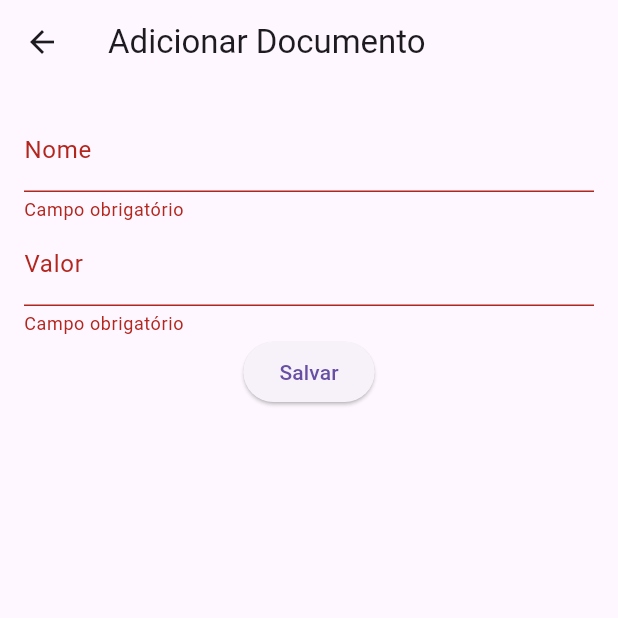
After one commit to murilo56/salarioapp, a Flutter app: the AddDocumentPage screen opened directly, after a tap on "Salvar", on a phone screen of 412 x 824 dp, the top half of it. The commit adds this screen. Run offline on Flutter 3.47's test engine with Material 3 defaults, Android fonts, the phone set to English and light mode, and no system bars; our stand-ins replace shared_preferences; missing offline and left inert: salarioapp; accounts and stored records are empty; statements that could not run were skipped.

Commit message:
atualizações do projeto

```diff
--- /dev/null
+++ b/lib/pages/add_document_page.dart
@@ -0,0 +1,60 @@
+import 'package:flutter/material.dart';
+import 'package:provider/provider.dart';
+import '../models/document.dart';
+import '../providers/document_provider.dart';
+
+class AddDocumentPage extends StatefulWidget {
+  const AddDocumentPage({super.key});
+
+  @override
+  State<AddDocumentPage> createState() => _AddDocumentPageState();
+}
+
+class _AddDocumentPageState extends State<AddDocumentPage> {
+  final _formKey = GlobalKey<FormState>();
+  final _nameController = TextEditingController();
+  final _valueController = TextEditingController();
+
+  @override
+  Widget build(BuildContext context) {
+    return Scaffold(
+      appBar: AppBar(title: const Text('Adicionar Documento')),
+      body: Padding(
+        padding: const EdgeInsets.all(16.0),
+        child: Form(
+          key: _formKey,
+          child: Column(
+            children: [
+              TextFormField(
+                controller: _nameController,
+                decoration: const InputDecoration(labelText: 'Nome'),
+                validator: (value) => value!.isEmpty ? 'Campo obrigatório' : null,
+              ),
+              TextFormField(
+                controller: _valueController,
+                decoration: const InputDecoration(labelText: 'Valor'),
+                keyboardType: TextInputType.number,
+                validator: (value) => value!.isEmpty ? 'Campo obrigatório' : null,
+              ),
+              ElevatedButton(
+                onPressed: () {
+                  if (_formKey.currentState!.validate()) {
+                    final document = Document(
+                      name: _nameController.text,
+                      value: double.parse(_valueController.text),
+                      date: DateTime.now(),
+                    );
+                    Provider.of<DocumentProvider>(context, listen: false)
+                        .addDocument(document);
+                    Navigator.pop(context);
+                  }
+                },
+                child: const Text('Salvar'),
+              )
+            ],
+          ),
+        ),
+      ),
+    );
+  }
+}
--- a/lib/pages/documents_page.dart
+++ b/lib/pages/documents_page.dart
@@ -121,6 +121,7 @@ class _DocumentsPageState extends State<DocumentsPage> {
       shape: RoundedRectangleBorder(
         borderRadius: BorderRadius.circular(12),
         side: BorderSide(color: doc.statusColor.withOpacity(0.3)),
+      ),
       child: Padding(
         padding: EdgeInsets.all(16),
         child: Column(
```
Also changed, not shown: lib/main.dart (+25 -16 lines), lib/models/document.dart (+4 -3 lines), lib/pages/finance_page.dart (+13 -46 lines), lib/providers/document_provider.dart (added, +13 -0 lines), lib/widgets/expenses_list.dart (added, +20 -0 lines), pubspec.yaml (+12 -4 lines), lib/providers/expense_provider.dart (added), pubspec.lock.
